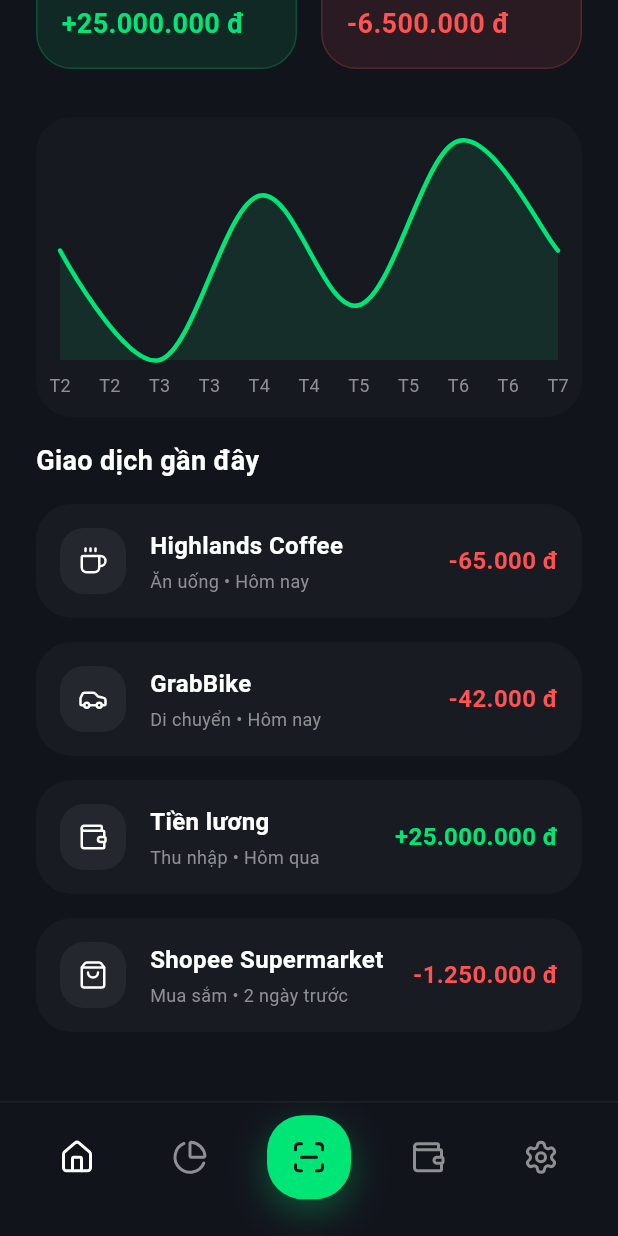
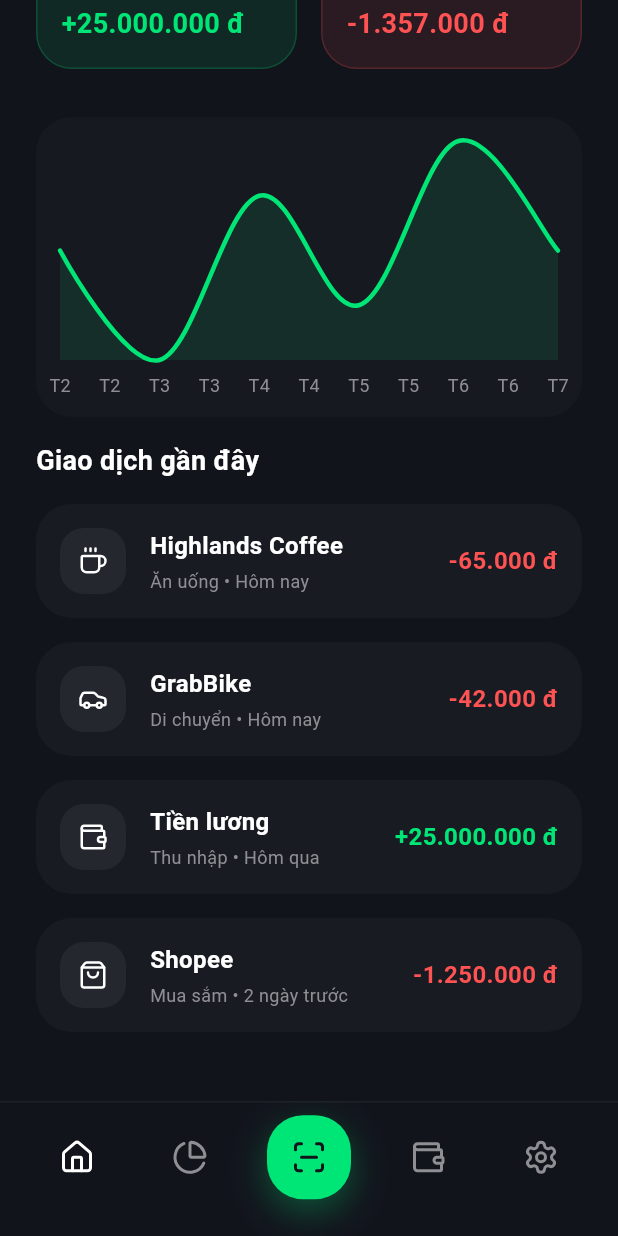
Before and after one commit to trCongThanh/expense_manager_ocr, a Flutter app: the screen it shows after launch, scrolled down 228 dp, on a phone screen of 412 x 824 dp. Run offline on Flutter 3.47's test engine with Material 3 defaults, Android fonts, the phone set to English and light mode, and no system bars; drawn by our look-alikes of fl_chart, flutter_animate; our stand-ins replace flutter_riverpod, hive, hive_flutter, image_picker, lucide_icons_flutter, skeletonizer and 1 more; missing offline and left inert: google_mlkit_text_recognition; accounts and stored records are empty.

Commit message:
feat: use Hive to persist settings and transactions, and calculate dynamic total balance

```diff
--- a/lib/features/dashboard/dashboard_screen.dart
+++ b/lib/features/dashboard/dashboard_screen.dart
@@ -41,6 +41,32 @@ class DashboardScreen extends ConsumerWidget {
     final textColor = isLight ? Colors.black : Colors.white;
     final secondaryTextColor = isLight ? Colors.black54 : const Color(0xFF8E8E93);
 
+    // Tính toán số dư
+    final transactions = ref.watch(transactionsProvider);
+    int totalIncome = 0;
+    int totalExpense = 0;
+
+    for (var tx in transactions) {
+      final amountStr = tx['amount'].toString();
+      final cleanStr = amountStr.replaceAll(RegExp(r'[^0-9]'), '');
+      final amount = int.tryParse(cleanStr) ?? 0;
+
+      if (amountStr.startsWith('+')) {
+        totalIncome += amount;
+      } else if (amountStr.startsWith('-')) {
+        totalExpense += amount;
+      }
+    }
+
+    final totalBalance = totalIncome - totalExpense;
+
+    String formatCurrency(int amount) {
+      return amount.toString().replaceAllMapped(
+        RegExp(r'(\d{1,3})(?=(\d{3})+(?!\d))'),
+        (Match m) => '${m[1]}.'
+      );
+    }
+
     return SliverToBoxAdapter(
       child: Padding(
         padding: const EdgeInsets.all(24.0),
@@ -59,7 +85,7 @@ class DashboardScreen extends ConsumerWidget {
                     ),
                     const SizedBox(height: 8),
                     _buildObscurableText(
-                      '18.500.000 đ',
+                      '${formatCurrency(totalBalance)} đ',
                       isObscured: isPrivacyMode,
                       style: TextStyle(color: textColor, fontSize: 36 * textScale, fontWeight: FontWeight.bold, letterSpacing: -1),
                     ),
@@ -84,7 +110,7 @@ class DashboardScreen extends ConsumerWidget {
                 Expanded(
                   child: _buildSummaryCard(
                     title: 'Thu nhập',
-                    amount: '+25.000.000 đ',
+                    amount: '+${formatCurrency(totalIncome)} đ',
                     icon: LucideIcons.arrowDownLeft,
                     color: const Color(0xFF00E676),
                     isObscured: isPrivacyMode,
@@ -96,7 +122,7 @@ class DashboardScreen extends ConsumerWidget {
                 Expanded(
                   child: _buildSummaryCard(
                     title: 'Chi tiêu',
-                    amount: '-6.500.000 đ',
+                    amount: '-${formatCurrency(totalExpense)} đ',
                     icon: LucideIcons.arrowUpRight,
                     color: const Color(0xFFFF5252),
                     isObscured: isPrivacyMode,
--- a/lib/features/dashboard/main_screen.dart
+++ b/lib/features/dashboard/main_screen.dart
@@ -7,17 +7,57 @@ import 'package:fl_chart/fl_chart.dart';
 import '../ocr/ocr_scanner_screen.dart';
 import 'dashboard_screen.dart';
 
-// Provider quản lý chế độ (Demo)
-final lightModeProvider = StateProvider<bool>((ref) => false);
-final textSizeProvider = StateProvider<double>((ref) => 1.0);
+import 'package:hive/hive.dart';
 
-// Provider quản lý danh sách giao dịch
-final transactionsProvider = StateProvider<List<Map<String, dynamic>>>((ref) => [
-  {'title': 'Highlands Coffee', 'category': 'Ăn uống', 'date': 'Hôm nay', 'amount': '-65.000 đ', 'icon': LucideIcons.coffee},
-  {'title': 'GrabBike', 'category': 'Di chuyển', 'date': 'Hôm nay', 'amount': '-42.000 đ', 'icon': LucideIcons.car},
-  {'title': 'Tiền lương', 'category': 'Thu nhập', 'date': 'Hôm qua', 'amount': '+25.000.000 đ', 'icon': LucideIcons.wallet},
-  {'title': 'Shopee Supermarket', 'category': 'Mua sắm', 'date': '2 ngày trước', 'amount': '-1.250.000 đ', 'icon': LucideIcons.shoppingBag},
-]);
+// Provider quản lý chế độ Sáng/Tối (Lưu bằng Hive)
+final lightModeProvider = StateProvider<bool>((ref) {
+  final box = Hive.box('app_data');
+  return box.get('isLightMode', defaultValue: false);
+});
+
+// Provider quản lý Cỡ chữ (Lưu bằng Hive)
+final textSizeProvider = StateProvider<double>((ref) {
+  final box = Hive.box('app_data');
+  return box.get('textSize', defaultValue: 1.0);
+});
+
+// Provider quản lý danh sách giao dịch (Lưu bằng Hive)
+final transactionsProvider = StateProvider<List<Map<String, dynamic>>>((ref) {
+  final box = Hive.box('app_data');
+  final storedData = box.get('transactions');
+  if (storedData != null) {
+    try {
+      final List<dynamic> list = storedData;
+      return list.map((e) {
+        // Fix: Chuyển đổi icon name thành IconData khi lấy từ Hive
+        IconData icon = LucideIcons.receipt;
+        if (e['iconName'] == 'coffee') icon = LucideIcons.coffee;
+        else if (e['iconName'] == 'car') icon = LucideIcons.car;
+        else if (e['iconName'] == 'wallet') icon = LucideIcons.wallet;
+        else if (e['iconName'] == 'shoppingBag') icon = LucideIcons.shoppingBag;
+
+        return {
+          'title': e['title'],
+          'category': e['category'],
+          'date': e['date'],
+          'amount': e['amount'],
+          'iconName': e['iconName'],
+          'icon': icon,
+        };
+      }).toList();
+    } catch (e) {
+      debugPrint("Lỗi đọc Hive: $e");
+    }
+  }
+
+  // Dữ liệu mẫu ban đầu nếu chưa có gì
+  return [
+    {'title': 'Highlands Coffee', 'category': 'Ăn uống', 'date': 'Hôm nay', 'amount': '-65.000 đ', 'iconName': 'coffee', 'icon': LucideIcons.coffee},
+    {'title': 'GrabBike', 'category': 'Di chuyển', 'date': 'Hôm nay', 'amount': '-42.000 đ', 'iconName': 'car', 'icon': LucideIcons.car},
+    {'title': 'Tiền lương', 'category': 'Thu nhập', 'date': 'Hôm qua', 'amount': '+25.000.000 đ', 'iconName': 'wallet', 'icon': LucideIcons.wallet},
+    {'title': 'Shopee', 'category': 'Mua sắm', 'date': '2 ngày trước', 'amount': '-1.250.000 đ', 'iconName': 'shoppingBag', 'icon': LucideIcons.shoppingBag},
+  ];
+});
 
 class AnalyticsScreen extends ConsumerWidget {
   const AnalyticsScreen({super.key});
@@ -161,7 +201,10 @@ class SettingsScreen extends ConsumerWidget {
                     title: Text('Chế độ Sáng (Light Mode)', style: TextStyle(color: textColor, fontSize: 16 * textScale)),
                     secondary: Icon(LucideIcons.sun, color: textColor),
                     value: isLight,
-                    onChanged: (val) => ref.read(lightModeProvider.notifier).state = val,
+                    onChanged: (val) {
+                      ref.read(lightModeProvider.notifier).state = val;
+                      Hive.box('app_data').put('isLightMode', val);
+                    },
                     activeColor: const Color(0xFF00E676),
                   ),
                   Divider(color: dividerColor),
@@ -172,7 +215,10 @@ class SettingsScreen extends ConsumerWidget {
                       min: 0.8,
                       max: 1.5,
                       activeColor: const Color(0xFF00E676),
-                      onChanged: (val) => ref.read(textSizeProvider.notifier).state = val,
+                      onChanged: (val) {
+                        ref.read(textSizeProvider.notifier).state = val;
+                        Hive.box('app_data').put('textSize', val);
+                      },
                     ),
                     leading: Icon(LucideIcons.aArrowUp, color: textColor),
                   ),
```
Also changed, not shown: lib/features/ocr/ocr_scanner_screen.dart (+17 -3 lines), lib/main.dart (+2 -5 lines).
